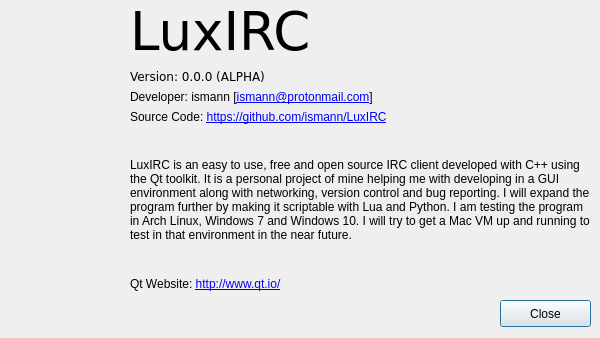
The window that src/AboutDlg.ui (codymj/LuxIRC) describes before a commit, drawn with Qt 5.
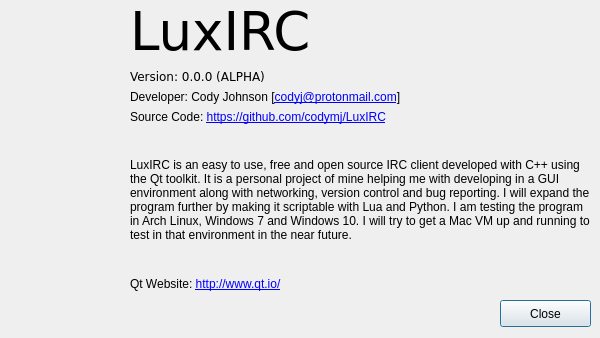
The same window after the commit.

```diff
--- a/src/AboutDlg.ui
+++ b/src/AboutDlg.ui
@@ -44,7 +44,7 @@
     <string>Close</string>
    </property>
   </widget>
-  <widget class="QWidget" name="">
+  <widget class="QWidget" name="layoutWidget">
    <property name="geometry">
     <rect>
      <x>130</x>
@@ -82,14 +82,14 @@
     <item>
      <widget class="QLabel" name="label_4">
       <property name="text">
-       <string>Developer: ismann [&lt;a href=&quot;mailto:ismann@protonmail.com&quot;&gt;ismann@protonmail.com&lt;/a&gt;]</string>
+       <string>Developer: Cody Johnson [&lt;a href=&quot;mailto:codyj@protonmail.com&quot;&gt;codyj@protonmail.com&lt;/a&gt;]</string>
       </property>
      </widget>
     </item>
     <item>
      <widget class="QLabel" name="label_5">
       <property name="text">
-       <string>Source Code: &lt;a href=&quot;https://github.com/ismann/LuxIRC&quot;&gt;https://github.com/ismann/LuxIRC&lt;/a&gt;</string>
+       <string>Source Code: &lt;a href=&quot;https://github.com/codymj/LuxIRC&quot;&gt;https://github.com/codymj/LuxIRC&lt;/a&gt;</string>
       </property>
      </widget>
     </item>
```
